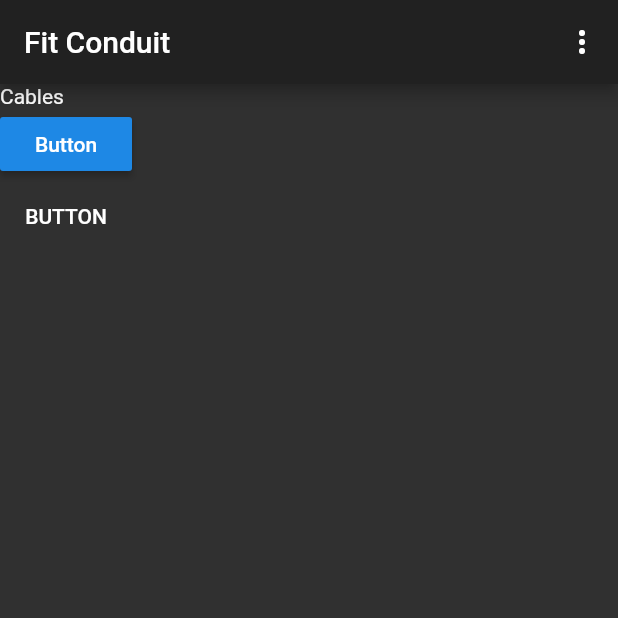
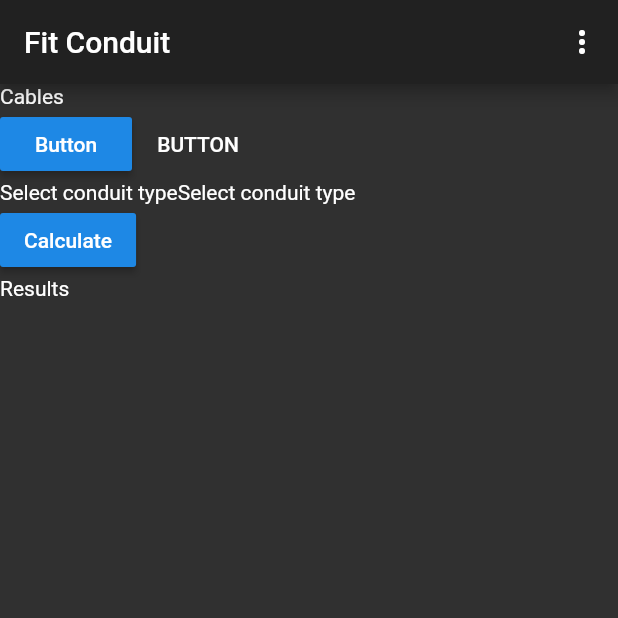
Before and after one commit to wertylop5/FitConduit_flutter, a Flutter app: the screen it shows after launch, on a phone screen of 412 x 824 dp, the top half of it. Run offline on Flutter 3.47's test engine with Material 2 defaults, Android fonts, the phone set to English and light mode, and no system bars.

```diff
--- a/lib/main.dart
+++ b/lib/main.dart
@@ -49,14 +49,29 @@ class _HomeWidgetState extends State<HomeWidget> {
             ListView(
               shrinkWrap: true,
             ),
+            Row(
+              children: <Widget>[
+                RaisedButton(
+                  onPressed: () {},
+                  child: Text("Button"),
+                ),
+                FlatButton(
+                  onPressed: () {},
+                  child: Text("BUTTON"),
+                ),
+              ],
+            ),
+            Row(
+              children: <Widget>[
+                Text("Select conduit type"),
+                Text("Select conduit type"),
+              ],
+            ),
             RaisedButton(
-              onPressed: (){},
-              child: Text("Button"),
+              onPressed: () {},
+              child: Text("Calculate"),
             ),
-            FlatButton(
-              onPressed: (){},
-              child: Text("BUTTON"),
-            ),
+            Text("Results"),
           ],
         ),
       ),
```
